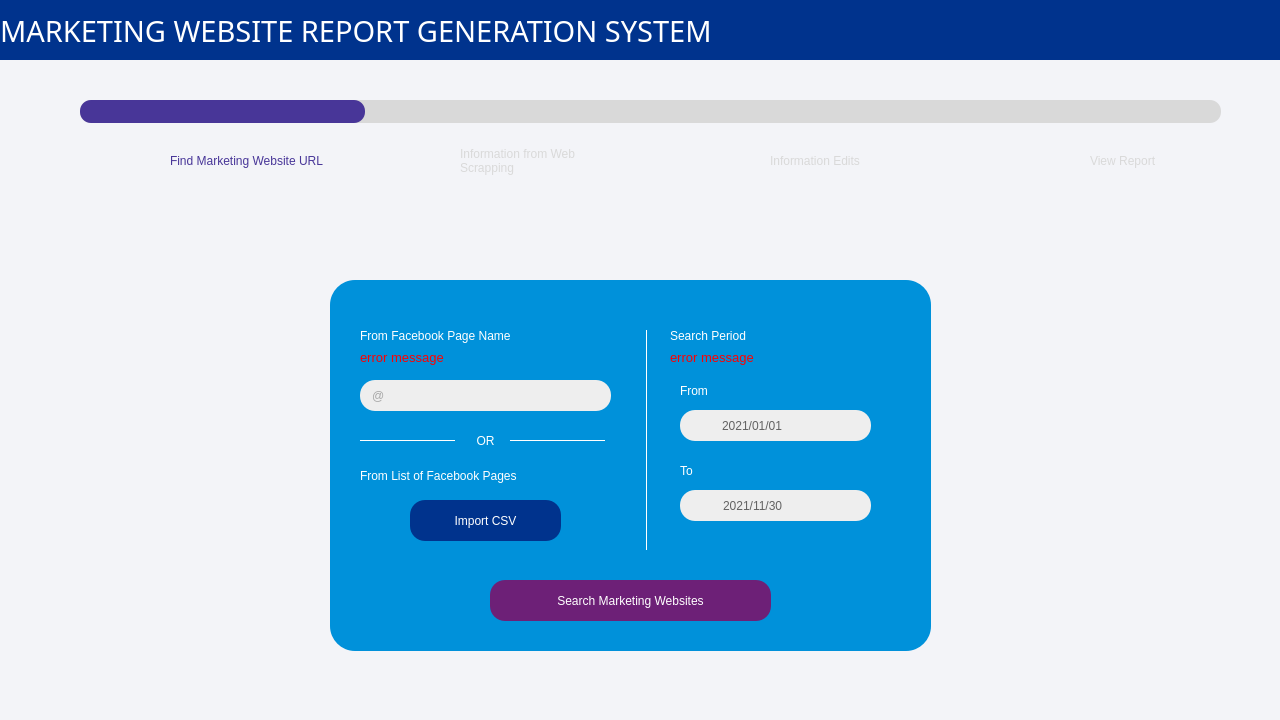
This is MainPageUI.ui in hayleywhsham/ISOM4400_FYP as Qt 5 draws it before an edit. The edited form follows.
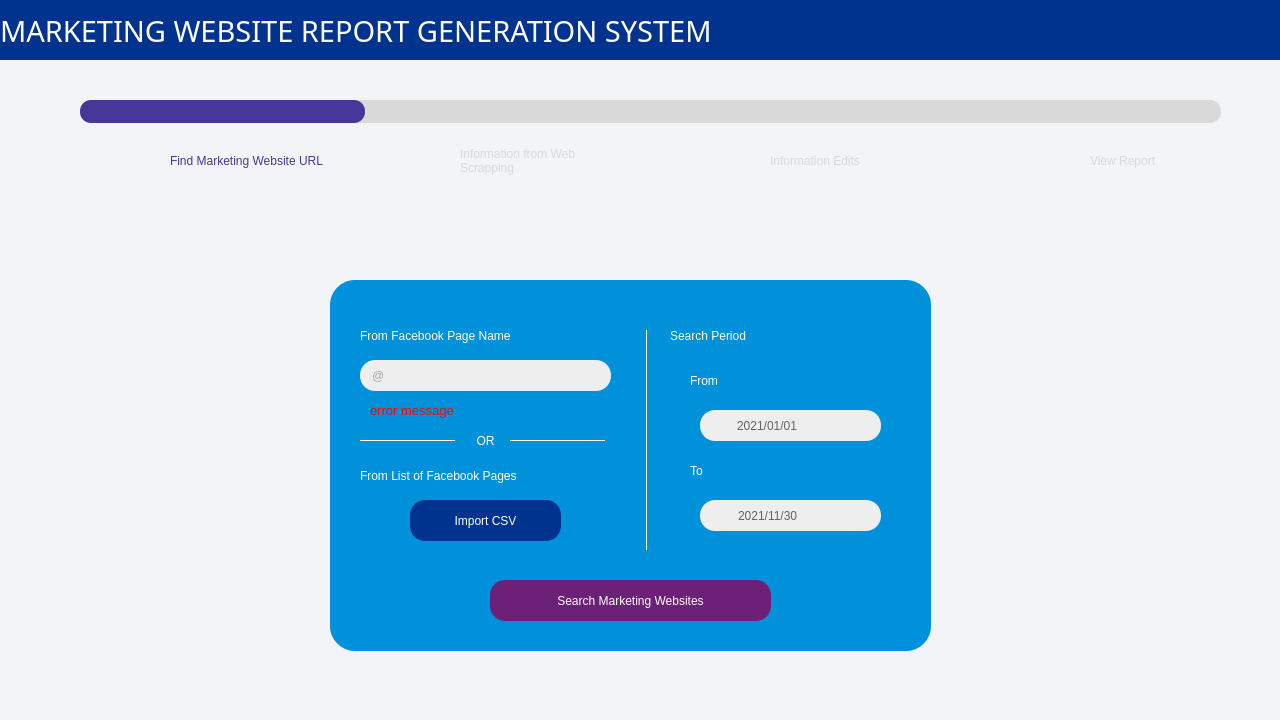
This is the edited form. Icons and pictures are not drawn.

Diff of the .ui file:
```diff
--- a/MainPageUI.ui
+++ b/MainPageUI.ui
@@ -437,9 +437,9 @@
        <widget class="QLabel" name="lbl_search_page_search_period_from">
         <property name="geometry">
          <rect>
-          <x>350</x>
-          <y>100</y>
-          <width>71</width>
+          <x>360</x>
+          <y>90</y>
+          <width>51</width>
           <height>21</height>
          </rect>
         </property>
@@ -450,9 +450,9 @@
        <widget class="QLabel" name="lbl_search_page_search_period_to">
         <property name="geometry">
          <rect>
-          <x>350</x>
+          <x>360</x>
           <y>180</y>
-          <width>71</width>
+          <width>41</width>
           <height>21</height>
          </rect>
         </property>
@@ -511,9 +511,9 @@
        <widget class="QDateEdit" name="input_search_page_from_date">
         <property name="geometry">
          <rect>
-          <x>350</x>
+          <x>370</x>
           <y>130</y>
-          <width>191</width>
+          <width>181</width>
           <height>31</height>
          </rect>
         </property>
@@ -661,7 +661,7 @@
         <property name="geometry">
          <rect>
           <x>30</x>
-          <y>100</y>
+          <y>80</y>
           <width>251</width>
           <height>31</height>
          </rect>
@@ -757,9 +757,9 @@
        <widget class="QDateEdit" name="input_search_page_to_date">
         <property name="geometry">
          <rect>
-          <x>350</x>
-          <y>210</y>
-          <width>191</width>
+          <x>370</x>
+          <y>220</y>
+          <width>181</width>
           <height>31</height>
          </rect>
         </property>
@@ -913,9 +913,9 @@
        <widget class="QLabel" name="lbl_search_page_from_fb_page_error_msg">
         <property name="geometry">
          <rect>
-          <x>30</x>
-          <y>70</y>
-          <width>251</width>
+          <x>40</x>
+          <y>120</y>
+          <width>241</width>
           <height>21</height>
          </rect>
         </property>
@@ -935,39 +935,6 @@
         </property>
         <property name="text">
          <string>error message</string>
-        </property>
-        <property name="alignment">
-         <set>Qt::AlignLeading|Qt::AlignLeft|Qt::AlignTop</set>
-        </property>
-       </widget>
-       <widget class="QLabel" name="lbl_search_page_search_period_error_msg">
-        <property name="geometry">
-         <rect>
-          <x>340</x>
-          <y>70</y>
-          <width>211</width>
-          <height>31</height>
-         </rect>
-        </property>
-        <property name="font">
-         <font>
-          <family>Arial</family>
-          <pointsize>10</pointsize>
-          <weight>9</weight>
-          <italic>false</italic>
-          <bold>false</bold>
-         </font>
-        </property>
-        <property name="styleSheet">
-         <string notr="true">color: rgb(255, 0, 0);
-background-color: transparent;
-font: 75 10pt &quot;Arial&quot;;</string>
-        </property>
-        <property name="text">
-         <string>error message</string>
-        </property>
-        <property name="alignment">
-         <set>Qt::AlignLeading|Qt::AlignLeft|Qt::AlignTop</set>
         </property>
        </widget>
       </widget>
```
